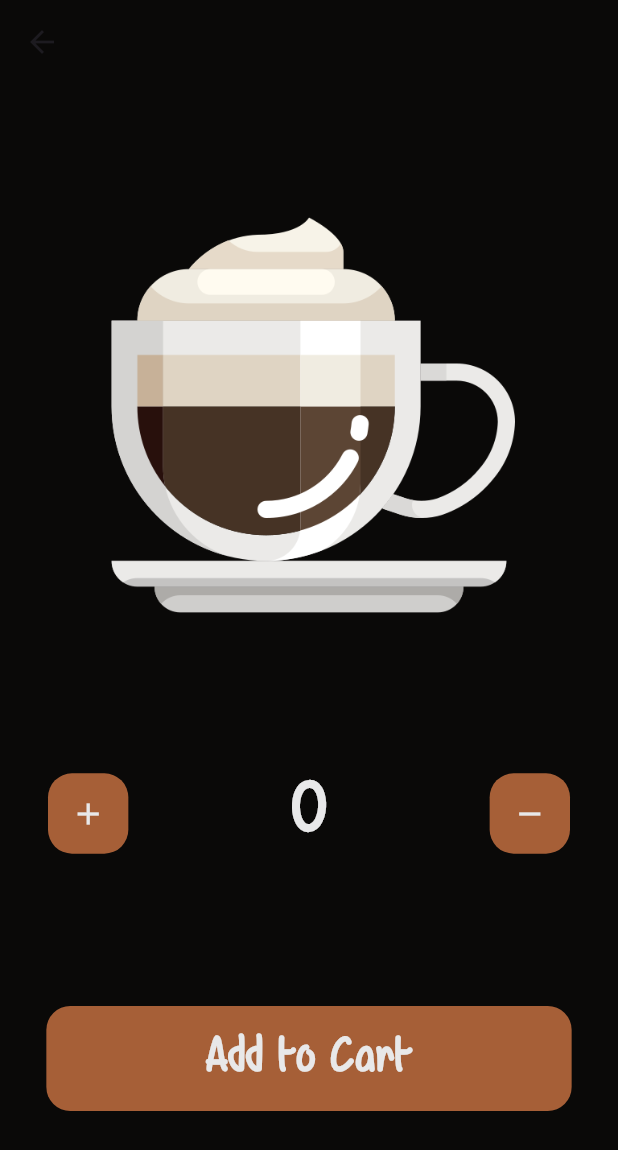
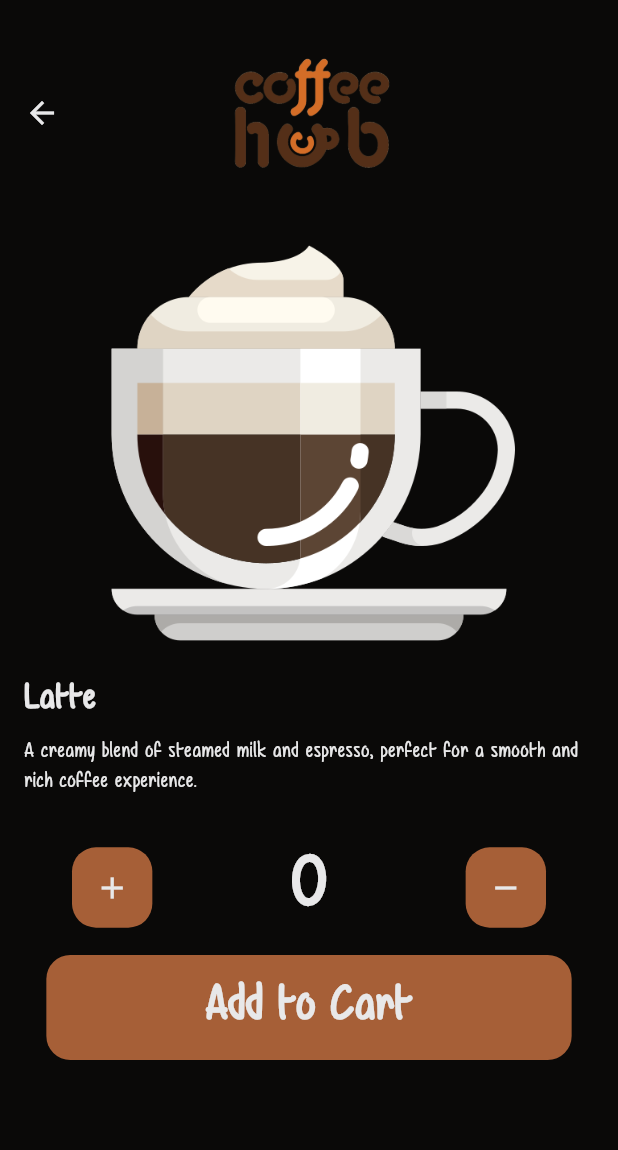
Before and after one commit to ahmd4real/coffee_app, a Flutter app: the screen it shows after launch, after a tap on the "arrow forward" icon, on a phone screen of 412 x 824 dp. Shown: the top 1150 px of the screen. Run offline on Flutter 3.47's test engine with Material 3 defaults, Android fonts, the phone set to English and light mode, and no system bars; our stand-ins replace google_nav_bar.

Commit message:
handle the app icon

```diff
--- a/lib/constants.dart
+++ b/lib/constants.dart
@@ -5,6 +5,10 @@ const String latte='assets/images/latte.png';
 const String cappuccino='assets/images/cappuccino.png';
 const String espresso='assets/images/espresso.png';
 const String americano='assets/images/americano.png';
+const String frappe='assets/images/frappe.png';
+const String mocha='assets/images/mocha.png';
+const String icedLatte='assets/images/iced-latte.png';
+const String logo='assets/images/logo.png';
 
 
 //colors
@@ -14,7 +18,8 @@ const Color lightGrey=Color(0xffA9A39C);
 const Color buttonBrown=Color(0xffA65F37);
 const Color buttonOrange=Color(0xffF28F38);
 const Color fontColor=Color(0xffE8E8E9);
-//const Color buttonBrown=Color(0xff005233);
+const Color dialogColor=Color.fromARGB(223, 55, 54, 52);
+
 
 
 const String font='Air Balloon';
--- a/lib/models/coffee_model.dart
+++ b/lib/models/coffee_model.dart
@@ -1,6 +1,6 @@
 class Coffee{
   double price;
-  String name,image;
+  String name,image,description;
 
-  Coffee({required this.price,required this.name,required this.image,});
+  Coffee({required this.price,required this.name,required this.image,required this.description});
 }
--- a/lib/models/coffee_shop.dart
+++ b/lib/models/coffee_shop.dart
@@ -9,10 +9,50 @@ class CoffeeShop extends ChangeNotifier {
       price: 4,
       name: 'Latte',
       image: latte,
+      description:
+          'A creamy blend of steamed milk and espresso, perfect for a smooth and rich coffee experience.',
     ),
-    Coffee(price: 5, name: 'Capuccino', image: cappuccino),
-    Coffee(price: 3, name: 'Espresso', image: espresso),
-    Coffee(price: 2, name: 'Americano', image: americano),
+    Coffee(
+      price: 5,
+      name: 'Cappuccino',
+      image: cappuccino,
+      description:
+          'A classic Italian coffee with a balance of espresso, steamed milk, and frothy milk foam on top.',
+    ),
+    Coffee(
+      price: 3,
+      name: 'Espresso',
+      image: espresso,
+      description:
+          'A bold and intense shot of pure coffee flavor, served in a small, concentrated portion.',
+    ),
+    Coffee(
+      price: 2,
+      name: 'Americano',
+      image: americano,
+      description:
+          'A smooth and diluted espresso, made by adding hot water to create a lighter coffee experience.',
+    ),
+    Coffee(
+      price: 6,
+      name: 'Mocha',
+      image: mocha,
+      description:
+          'A rich and creamy chocolate-flavored coffee with espresso and steamed milk, perfect for a quick and satisfying coffee experience.',
+    ),
+    Coffee(
+      price: 7,
+      name: 'Iced Latte',
+      image: icedLatte,
+      description:
+          'A classic Italian coffee with a rich and creamy flavor, served with ice and steamed milk.',
+    ),
+    Coffee(
+        price: 8,
+        name: 'Frappe',
+        image: frappe,
+        description:
+            'A smooth and creamy coffee-flavored drink with espresso and cold milk, perfect for enjoying a coffee and a smooth milkshake.'),
   ];
 
   List<Order> userCart = [];
--- a/lib/view/screens/customize_order_page.dart
+++ b/lib/view/screens/customize_order_page.dart
@@ -21,20 +21,58 @@ class CustomizeOrder extends StatelessWidget {
     return Consumer(
         builder: (BuildContext context, CoffeeShop value, Widget? child) {
       return Scaffold(
+
         appBar: AppBar(
+          toolbarHeight: 150,
+          title: SizedBox(
+          width: 150,
+          height: 150,
+          child: Image.asset(
+            logo,
+          ),
+        ),
+        centerTitle: true,
+          iconTheme: const IconThemeData(color: fontColor),
           backgroundColor: backgroundColor,
         ),
         backgroundColor: backgroundColor,
-        body: Column(
-          mainAxisAlignment: MainAxisAlignment.spaceEvenly,
+        body: Padding(
+          padding: const EdgeInsets.symmetric(horizontal: 16.0, vertical: 8),
+          child: ListView(
+            children:[ Column(
+              mainAxisAlignment: MainAxisAlignment.center,
+              crossAxisAlignment: CrossAxisAlignment.start,
               children: [
                 Center(
                     child: Image.asset(
                   value.products[selectedCoffe].image,
                   width: MediaQuery.of(context).size.width / 1.5,
                 )),
+                const SizedBox(
+                  height: 16,
+                ),
+                Text(value.products[selectedCoffe].name,
+                    style: const TextStyle(
+                        color: fontColor,
+                        fontSize: 24,
+                        fontFamily: font,
+                        fontWeight: FontWeight.bold)),
+                const SizedBox(
+                  height: 8,
+                ),
+                Text(
+                  value.products[selectedCoffe].description,
+                  style: const TextStyle(
+                    fontFamily: font,
+                    color: fontColor,
+                  ),
+                ),
+                const SizedBox(
+                  height: 16,
+                ),
                 Padding(
                   padding: const EdgeInsets.symmetric(horizontal: 24),
+                  child: Center(
                     child: Row(
                       mainAxisAlignment: MainAxisAlignment.spaceBetween,
                       children: [
@@ -93,8 +131,10 @@ class CustomizeOrder extends StatelessWidget {
                       ],
                     ),
                   ),
+                ),
                 updateOrder
-                ? InkWell(
+                    ? Center(
+                        child: InkWell(
                           onTap: () {
                             value.userCart[index].cups = value.cups;
                             value.userCart[index].price =
@@ -107,9 +147,13 @@ class CustomizeOrder extends StatelessWidget {
                                     Navigator.of(context).pop(true);
                                   });
                                   return const AlertDialog(
-                              content: Text('Your order Updated successfully'),
-                              backgroundColor: backgroundColor,
-                              contentTextStyle: TextStyle(fontFamily: font,color: fontColor),
+                                    content: Text(
+                                      'Your order Updated successfully',
+                                      textAlign: TextAlign.center,
+                                    ),
+                                    backgroundColor: dialogColor,
+                                    contentTextStyle: TextStyle(
+                                        fontFamily: font, color: fontColor,fontSize: 18),
                                   );
                                 });
                             Timer(const Duration(seconds: 1), () {
@@ -127,6 +171,7 @@ class CustomizeOrder extends StatelessWidget {
                             child: const Center(
                                 child: Text(
                               'Update Order',
+                              textAlign: TextAlign.center,
                               style: TextStyle(
                                   fontFamily: font,
                                   color: fontColor,
@@ -134,11 +179,32 @@ class CustomizeOrder extends StatelessWidget {
                                   fontWeight: FontWeight.bold),
                             )),
                           ),
+                        ),
                       )
-                : InkWell(
+                    : Center(
+                        child: InkWell(
                           onTap: () {
-                      Provider.of<CoffeeShop>(context, listen: false).addItem(
-                          Order(
+                            if (value.cups == 0) {
+                              showDialog(
+                                  context: context,
+                                  builder: (context) {
+                                    Timer(const Duration(seconds: 1), () {
+                                      Navigator.of(context).pop(true);
+                                    });
+                                    return const AlertDialog(
+                                      content: Text(
+                                        'Please add cups of coffee first',
+                                        textAlign: TextAlign.center,
+                                      ),
+                                      backgroundColor: dialogColor,
+                                      contentTextStyle: TextStyle(
+                                        fontSize: 18,
+                                          fontFamily: font, color: fontColor),
+                                    );
+                                  });
+                            } else {
+                              Provider.of<CoffeeShop>(context, listen: false)
+                                  .addItem(Order(
                                       selectedCoffe: selectedCoffe,
                                       cups: value.cups,
                                       price: value.products[selectedCoffe].price *
@@ -151,9 +217,13 @@ class CustomizeOrder extends StatelessWidget {
                                       Navigator.of(context).pop(true);
                                     });
                                     return const AlertDialog(
-                              content: Text('Your order Added successfully'),
-                              backgroundColor: backgroundColor,
-                              contentTextStyle: TextStyle(fontFamily: font,color: fontColor),
+                                      content: Text(
+                                        'Your order Added successfully',
+                                        textAlign: TextAlign.center,
+                                      ),
+                                      backgroundColor: dialogColor,
+                                      contentTextStyle: TextStyle(
+                                          fontFamily: font, color: fontColor,fontSize: 18),
                                     );
                                   });
 
@@ -161,6 +231,7 @@ class CustomizeOrder extends StatelessWidget {
                                 Navigator.of(context).pop(true);
                                 value.cups = 0;
                               });
+                            }
                           },
                           child: Container(
                             width: MediaQuery.of(context).size.width * 0.85,
@@ -179,8 +250,11 @@ class CustomizeOrder extends StatelessWidget {
                                   fontWeight: FontWeight.bold),
                             )),
                           ),
+                        ),
                       )
               ],
+            ),
+          ]),
         ),
       );
     });
--- a/lib/view/screens/home_page.dart
+++ b/lib/view/screens/home_page.dart
@@ -29,9 +29,19 @@ class _HomePageState extends State<HomePage> {
   Widget build(BuildContext context) {
     return Scaffold(
       appBar: AppBar(
+        centerTitle: true,
+        title: SizedBox(
+          width: 120,
+          height: 100,
+          child: Image.asset(
+            logo,
+          ),
+        ),
+        iconTheme: const IconThemeData(color: fontColor),
         backgroundColor: backgroundColor,
       ),
       backgroundColor: backgroundColor,
+
       bottomNavigationBar: CustomNavBar(
         onTabChange: (index) => navigateScreens(index),
       ),
--- a/lib/view/screens/shop_page.dart
+++ b/lib/view/screens/shop_page.dart
@@ -14,7 +14,7 @@ class ShopPage extends StatelessWidget {
     return Consumer(
         builder: (BuildContext context, CoffeeShop value, Widget? child) {
       return Padding(
-        padding: const EdgeInsets.symmetric(horizontal: 16.0,vertical: 8),
+        padding: const EdgeInsets.symmetric(horizontal: 16.0, vertical: 8),
         child: Column(
           crossAxisAlignment: CrossAxisAlignment.center,
           children: [
@@ -27,7 +27,7 @@ class ShopPage extends StatelessWidget {
                   fontWeight: FontWeight.bold),
             ),
             const SizedBox(
-              height: 16,
+              height: 4,
             ),
             Expanded(
               child: ListView.builder(
--- a/lib/view/widgets/custom_nav_bar.dart
+++ b/lib/view/widgets/custom_nav_bar.dart
@@ -7,22 +7,20 @@ class CustomNavBar extends StatelessWidget {
   void Function(int)? onTabChange;
   @override
   Widget build(BuildContext context) {
-    return Padding(
-      padding: const EdgeInsets.symmetric(vertical: 16.0),
-      child: GNav(
+    return GNav(
       textStyle: const TextStyle(
         fontFamily: font,
         color: fontColor,
         fontSize: 16,
         fontWeight: FontWeight.bold
       ),
-        padding: const EdgeInsets.all(16),
+      padding: const EdgeInsets.all(12),
       gap: 1,
         onTabChange: (index) => onTabChange!(index),
         duration: const Duration(milliseconds: 500),
         color: buttonBrown,
         activeColor: fontColor,
-          backgroundColor: backgroundColor,
+        backgroundColor: Colors.transparent,
         tabBackgroundColor: buttonBrown,
         mainAxisAlignment: MainAxisAlignment.center,
         tabs: const [
@@ -35,7 +33,6 @@ class CustomNavBar extends StatelessWidget {
             text: 'Cart',
           ),
         ]
-          ),
         );
   }
 }
```
Also changed, not shown: lib/view/screens/cart_page.dart (+6 -7 lines), lib/view/screens/spalsh_screen.dart (added, +16 -0 lines), assets/images/americano.png, assets/images/frappe.png (added), assets/images/iced-latte.png (added), assets/images/logo.png (added), assets/images/mocha.png (added), 6 other files. Lines whose indentation alone changed are shown as unchanged.
